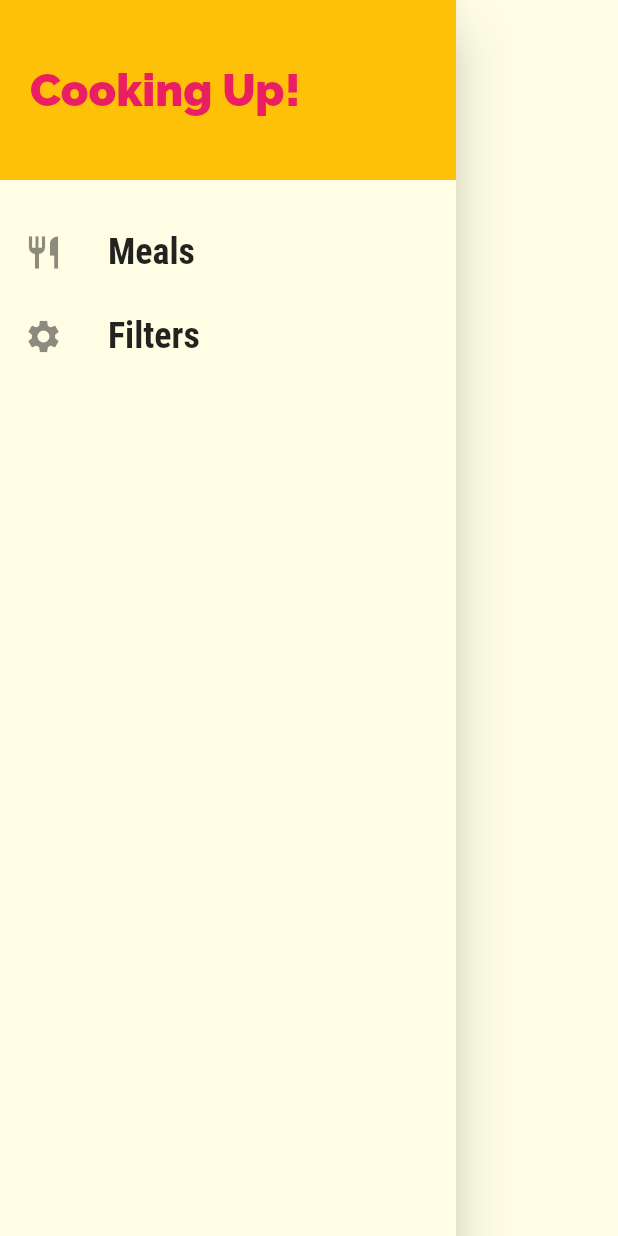
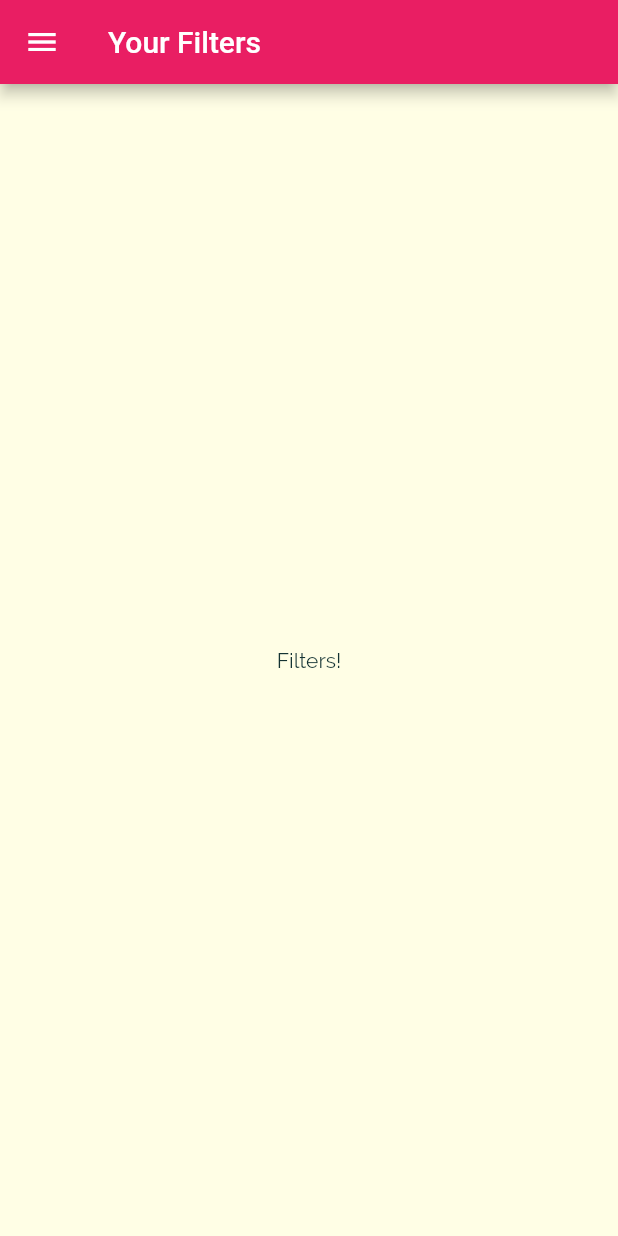
Before and after one commit to Isazaki/udemy-assessment-meals-app, a Flutter app: the MainDrawer widget shown alone on an empty page, opened directly, after a tap on "Filters", on a phone screen of 412 x 824 dp. Run offline on Flutter 3.47's test engine with Material 2 defaults, Android fonts, the phone set to English and light mode, and no system bars.

Commit message:
chore(main_drawer): define an anonoymous function parameter in build list tile - defined navigation paths for each nav drawer icon
Signed-off-by: Kondwani <kondwanimsiska@gmail.com>

```diff
--- a/lib/main.dart
+++ b/lib/main.dart
@@ -4,6 +4,7 @@ import './screens/tabs_screen.dart';
 import './screens/meal_detail_screen.dart';
 import './screens/category_meals_screen.dart';
 import './screens/categories_screen.dart';
+import './screens/filters_screen.dart';
 
 void main() {
   runApp(const MyApp());
@@ -35,6 +36,7 @@ class MyApp extends StatelessWidget {
         '/': (ctx) => TabsScreen(),
         CategoryMealsScreen.routeName: (ctx) => const CategoryMealsScreen(),
         MealDetailScreen.routeName: (ctx) => const MealDetailScreen(),
+        FiltersScreen.routeName: (ctx) => const FiltersScreen(),
       },
       onUnknownRoute: (settings) {
         // 404 fault back page
--- /dev/null
+++ b/lib/screens/filters_screen.dart
@@ -0,0 +1,18 @@
+import 'package:flutter/material.dart';
+import 'package:meals/widgets/main_drawer.dart';
+
+class FiltersScreen extends StatelessWidget {
+  static const routeName = '/filters';
+
+  const FiltersScreen({Key? key}) : super(key: key);
+
+  @override
+  Widget build(BuildContext context) {
+    return Scaffold(
+        appBar: AppBar(title: const Text('Your Filters')),
+        drawer: MainDrawer(),
+        body: const Center(
+          child: Text('Filters!'),
+        ));
+  }
+}
--- a/lib/widgets/main_drawer.dart
+++ b/lib/widgets/main_drawer.dart
@@ -1,9 +1,11 @@
 import 'package:flutter/material.dart';
+
+import '../screens/filters_screen.dart';
 
 class MainDrawer extends StatelessWidget {
   const MainDrawer({Key? key}) : super(key: key);
 
-  Widget buildListTile(String title, IconData icon) {
+  Widget buildListTile(String title, IconData icon, Function() _tapHandler) {
     return ListTile(
       leading: Icon(icon, size: 26),
       title: Text(title,
@@ -11,7 +13,7 @@ class MainDrawer extends StatelessWidget {
               fontFamily: 'RobotoCondensed',
               fontSize: 24,
               fontWeight: FontWeight.bold)),
-      onTap: () {},
+      onTap: _tapHandler,
     );
   }
 
@@ -37,8 +39,12 @@ class MainDrawer extends StatelessWidget {
         const SizedBox(
           height: 20,
         ),
-        buildListTile('Meals', Icons.restaurant),
-        buildListTile('Filters', Icons.settings)
+        buildListTile('Meals', Icons.restaurant, () {
+          Navigator.of(context).pushReplacement('/');
+        }),
+        buildListTile('Filters', Icons.settings, () {
+          Navigator.of(context).pushReplacementNamed(FiltersScreen.routeName);
+        })
       ],
     ));
   }
```
